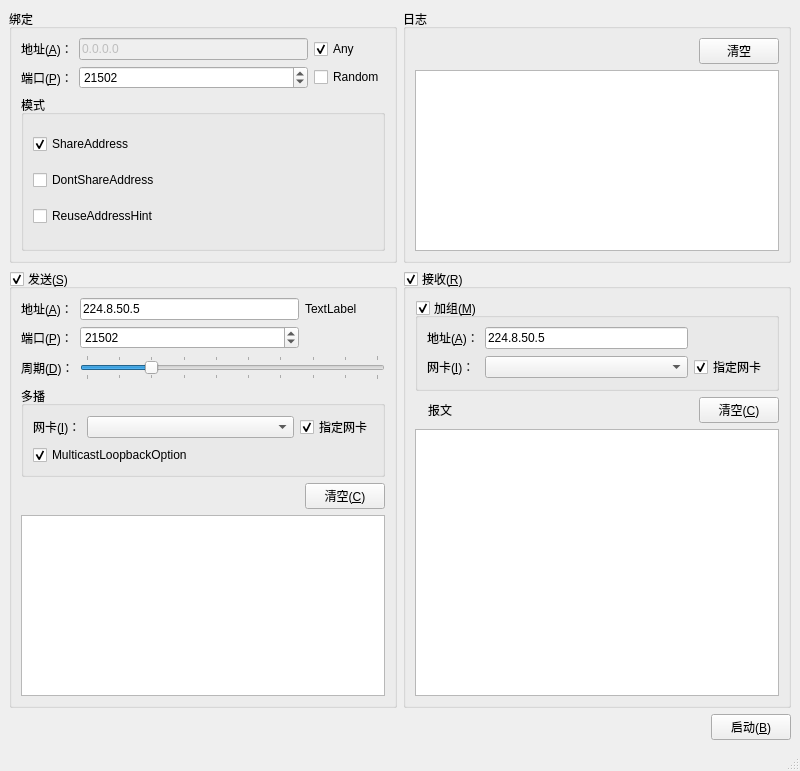
tnie/qtst, file mainwindow.ui: the form before one commit.
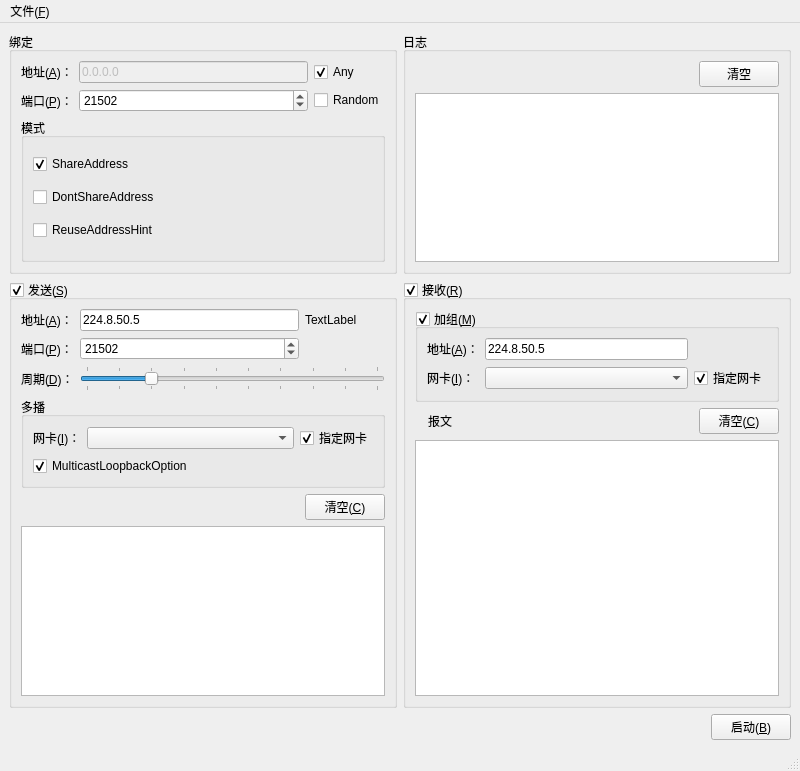
The form after the commit.

Patch:
```diff
--- a/mainwindow.ui
+++ b/mainwindow.ui
@@ -520,6 +520,12 @@
      <height>27</height>
     </rect>
    </property>
+   <widget class="QMenu" name="menu_F">
+    <property name="title">
+     <string>文件(&amp;F)</string>
+    </property>
+   </widget>
+   <addaction name="menu_F"/>
   </widget>
   <widget class="QStatusBar" name="statusbar"/>
  </widget>
```
Left out of the diff: 27 changed lines with no effect on the pictures.
